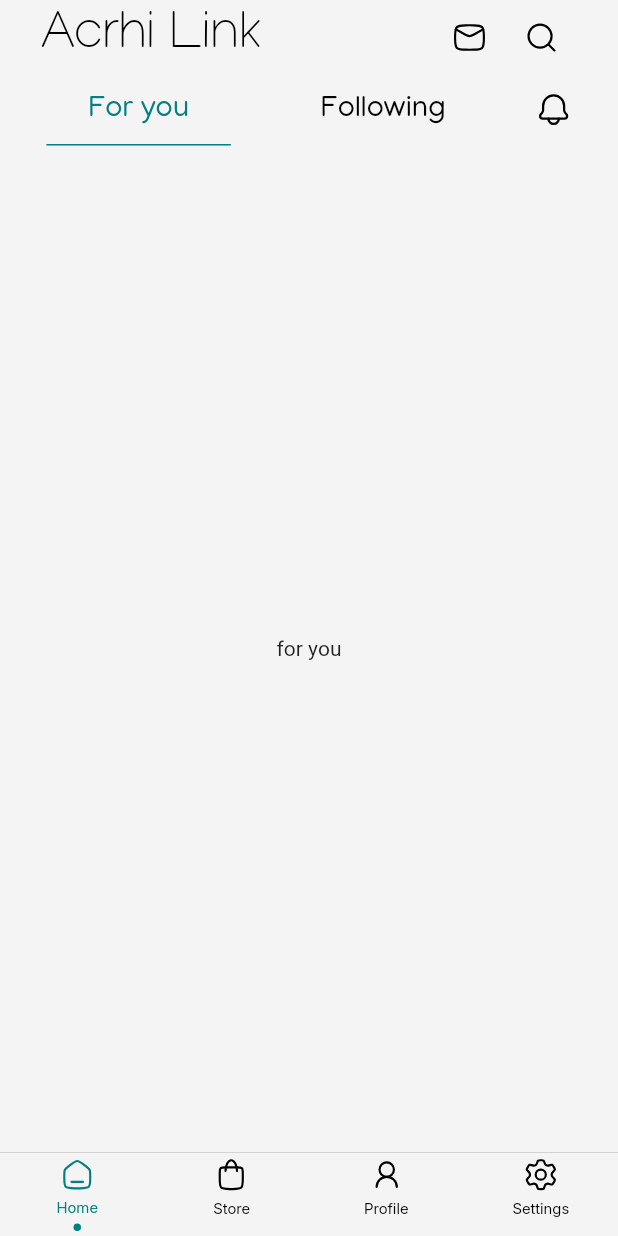
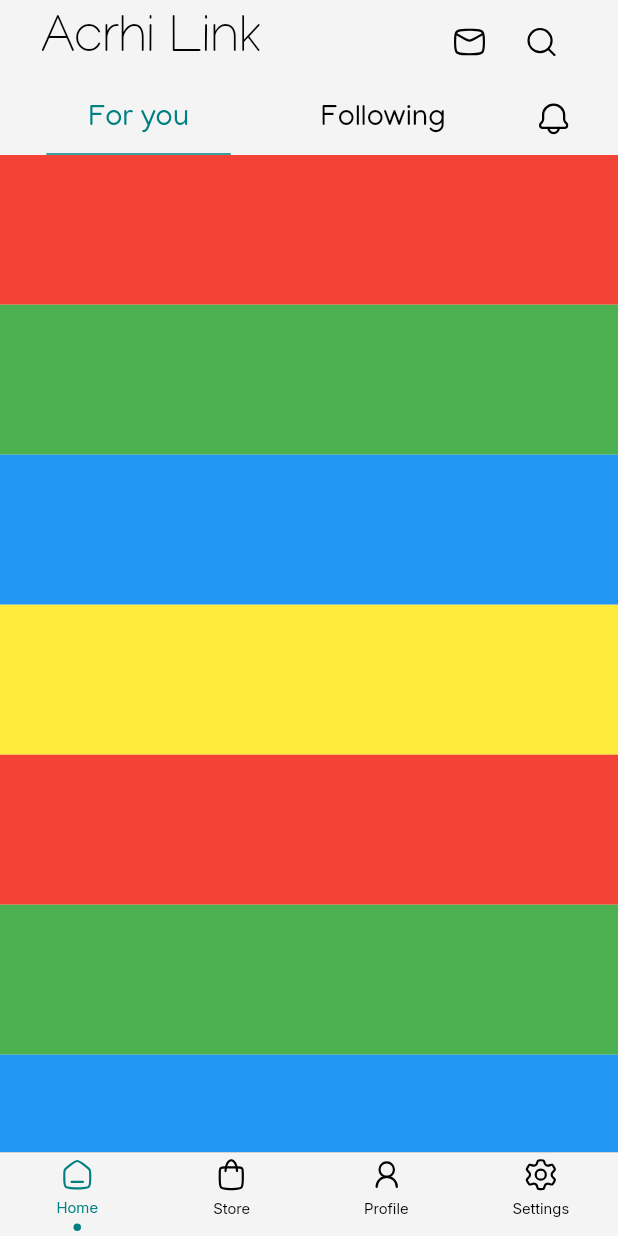
Before and after one commit to hasanShaaban/archilink, a Flutter app: the screen it shows after launch, on a phone screen of 412 x 824 dp. Run offline on Flutter 3.47's test engine with Material 3 defaults, Android fonts, the phone set to English and light mode, and no system bars; drawn by our look-alikes of persistent_bottom_nav_bar; our stand-ins replace flutter_svg.

Commit message:
refactoring appbar and tap bar

```diff
--- a/lib/core/widgets/main_appbar.dart
+++ b/lib/core/widgets/main_appbar.dart
@@ -1,85 +1,46 @@
 import 'package:archilink/core/utils/app_text_style.dart';
 import 'package:archilink/core/utils/assets.dart';
 import 'package:archilink/core/widgets/app_bar_action_button.dart';
-import 'package:archilink/generated/l10n.dart';
+import 'package:archilink/features/Home/presentation/views/widgets/home_page_tap_bar.dart';
 import 'package:flutter/material.dart';
-import 'package:flutter_svg/svg.dart';
 
-AppBar mainAppBar(
-  BuildContext context, {
-  required bool withTabBar,
-  required S lang,
-}) {
-  double height = MediaQuery.of(context).size.height;
-  return AppBar(
+class MainAppBar extends StatelessWidget {
+  const MainAppBar({
+    super.key,
+  });
+
+  @override
+  Widget build(BuildContext context) {
+    return SliverAppBar(
+      pinned: true,
+      floating: true,
+      snap: true,
+      elevation: 0,
       actionsPadding: EdgeInsets.only(right: 27),
       titleSpacing: 27,
       title: Text(
         'Acrhi Link',
         style: AppTextStyle.appTilte.copyWith(height: 1),
-      textHeightBehavior: TextHeightBehavior(applyHeightToFirstAscent: false),
+        textHeightBehavior: TextHeightBehavior(
+          applyHeightToFirstAscent: false,
+        ),
       ),
       actions: [
-      AppBarActionButton(icon: Assets.assetsIconsMail, onPress: () {}),
-      AppBarActionButton(icon: Assets.assetsIconsSearch, onPress: () {}),
-    ],
-    bottom: withTabBar
-        ? PreferredSize(
-          preferredSize: Size.fromHeight(height * 43.5/874),
-          child: HomePageTapbar())
-        : null,
-  );
-}
-
-class HomePageTapbar extends StatefulWidget {
-  const HomePageTapbar({
-    super.key,
-  });
-
-  @override
-  State<HomePageTapbar> createState() => _HomePageTapbarState();
-}
-
-class _HomePageTapbarState extends State<HomePageTapbar> {
-  int seleted = 0;
-  @override
-  Widget build(BuildContext context) {
-
-    var lang = S.of(context);
-    return TabBar(
-      onTap: (value) => {
-        setState(() {
-          seleted = value;
-        })
-      },
-      isScrollable: true,
-        physics: BouncingScrollPhysics(),
-        indicatorWeight: 1,
-        labelColor: Theme.of(context).colorScheme.primary,
-        unselectedLabelColor: Theme.of(context).colorScheme.onSurface,
-        labelStyle: AppTextStyle.mallannaRegular20,
-        indicatorSize: TabBarIndicatorSize.label,
-        indicatorColor: Theme.of(context).colorScheme.primary,
-
-        tabs: [
-          Padding(
-            padding: const EdgeInsets.symmetric(horizontal: 28),
-            child: Tab(text: lang.forYou),
+        AppBarActionButton(
+          icon: Assets.assetsIconsMail,
+          onPress: () {},
         ),
-          Padding(
-            padding: const EdgeInsets.symmetric(horizontal: 28),
-            child: Tab(text: lang.following),
-          ),
-          Tab(
-            child: SvgPicture.asset(
-              Assets.assetsIconsNotification,
-              width: 24,
-              color:seleted == 2 ?
-               Theme.of(context).colorScheme.primary:
-               Theme.of(context).colorScheme.onSurface,
-            ),
+        AppBarActionButton(
+          icon: Assets.assetsIconsSearch,
+          onPress: () {},
         ),
       ],
+      bottom: PreferredSize(
+        preferredSize: Size.fromHeight(
+          MediaQuery.of(context).size.height * 50 / 874,
+        ),
+        child: HomePageTapbar(),
+      ),
     );
   }
 }
--- a/lib/features/Home/presentation/views/home_page_body.dart
+++ b/lib/features/Home/presentation/views/home_page_body.dart
@@ -1,28 +1,29 @@
 
 import 'package:archilink/core/widgets/main_appbar.dart';
-import 'package:archilink/generated/l10n.dart';
+import 'package:archilink/features/Home/presentation/views/widgets/for_you_page.dart';
 import 'package:flutter/material.dart';
 
 class HomePageBody extends StatelessWidget {
-  const HomePageBody({
-    super.key,
-  });
+  const HomePageBody({super.key});
 
   @override
   Widget build(BuildContext context) {
-    var lang = S.of(context);
     return DefaultTabController(
       length: 3,
       child: Scaffold(
-        appBar: mainAppBar (context ,withTabBar: true, lang: lang),
-        body: TabBarView(children: [
-          Center(child: Text('for you')),
-          Center(child: Text('following')),
-          Center(child: Text('saved')),
-        ]),
+        body: NestedScrollView(
+          headerSliverBuilder: (context, innerBoxIsScrolled) => [
+            MainAppBar(),
+          ],
+          body: TabBarView(
+            children: [
+              ForYouPage(),
+              Center(child: Text('following')),
+              Center(child: Text('saved')),
+            ],
+          ),
+        ),
       ),
     );
   }
-
-
 }
--- /dev/null
+++ b/lib/features/Home/presentation/views/widgets/for_you_page.dart
@@ -0,0 +1,22 @@
+
+import 'package:flutter/material.dart';
+
+class ForYouPage extends StatelessWidget {
+  const ForYouPage({super.key});
+
+  @override
+  Widget build(BuildContext context) {
+    return ListView(
+      children: [
+        Container(height: 100, color: Colors.red),
+        Container(height: 100, color: Colors.green),
+        Container(height: 100, color: Colors.blue),
+        Container(height: 100, color: Colors.yellow),
+        Container(height: 100, color: Colors.red),
+        Container(height: 100, color: Colors.green),
+        Container(height: 100, color: Colors.blue),
+        Container(height: 100, color: Colors.yellow),
+      ],
+    );
+  }
+}
--- /dev/null
+++ b/lib/features/Home/presentation/views/widgets/home_page_tap_bar.dart
@@ -0,0 +1,58 @@
+import 'package:archilink/core/utils/app_text_style.dart';
+import 'package:archilink/core/utils/assets.dart';
+import 'package:archilink/generated/l10n.dart';
+import 'package:flutter/material.dart';
+import 'package:flutter_svg/svg.dart';
+
+class HomePageTapbar extends StatefulWidget {
+  const HomePageTapbar({
+    super.key,
+  });
+
+  @override
+  State<HomePageTapbar> createState() => _HomePageTapbarState();
+}
+
+class _HomePageTapbarState extends State<HomePageTapbar> {
+  int seleted = 0;
+  @override
+  Widget build(BuildContext context) {
+
+    var lang = S.of(context);
+    return TabBar(
+      onTap: (value) => {
+        setState(() {
+          seleted = value;
+        })
+      },
+      isScrollable: true,
+        physics: BouncingScrollPhysics(),
+        indicatorWeight: 1,
+        labelColor: Theme.of(context).colorScheme.primary,
+        unselectedLabelColor: Theme.of(context).colorScheme.onSurface,
+        labelStyle: AppTextStyle.mallannaRegular20,
+        indicatorSize: TabBarIndicatorSize.label,
+        indicatorColor: Theme.of(context).colorScheme.primary,
+
+        tabs: [
+          Padding(
+            padding: const EdgeInsets.symmetric(horizontal: 28),
+            child: Tab(text: lang.forYou),
+          ),
+          Padding(
+            padding: const EdgeInsets.symmetric(horizontal: 28),
+            child: Tab(text: lang.following),
+          ),
+          Tab(
+            child: SvgPicture.asset(
+              Assets.assetsIconsNotification,
+              width: 24,
+              color:seleted == 2 ?
+               Theme.of(context).colorScheme.primary:
+               Theme.of(context).colorScheme.onSurface,
+            ),
+          ),
+        ],
+      );
+  }
+}
```
Lines whose indentation alone changed are shown as unchanged.
